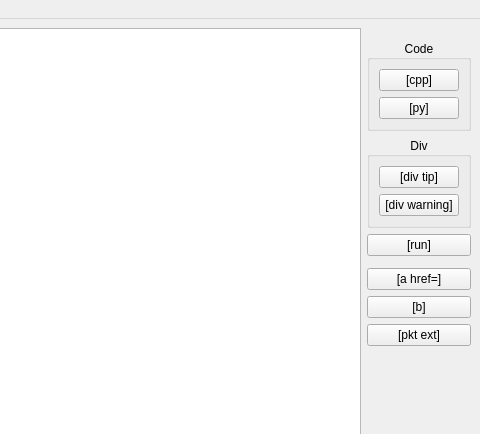
Before: the Qt Designer form mainwindow.ui in baziorek/STC_editor, drawn with Qt 5; both pictures show x 320 to 800 and y 0 to 434 of the 800 by 600 pixel window.
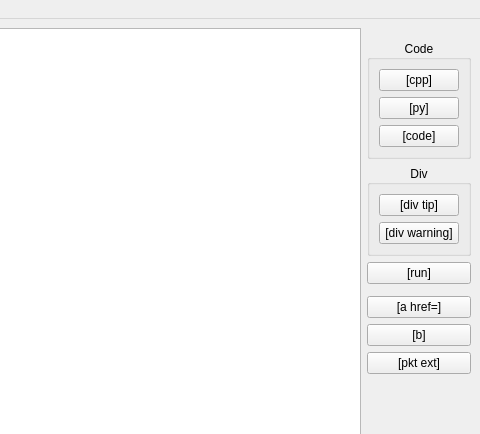
After: the same form once the commit is applied.

```diff
--- a/mainwindow.ui
+++ b/mainwindow.ui
@@ -120,6 +120,13 @@
          </property>
         </widget>
        </item>
+       <item>
+        <widget class="QPushButton" name="button_code">
+         <property name="text">
+          <string>[code]</string>
+         </property>
+        </widget>
+       </item>
       </layout>
      </widget>
     </item>
```
